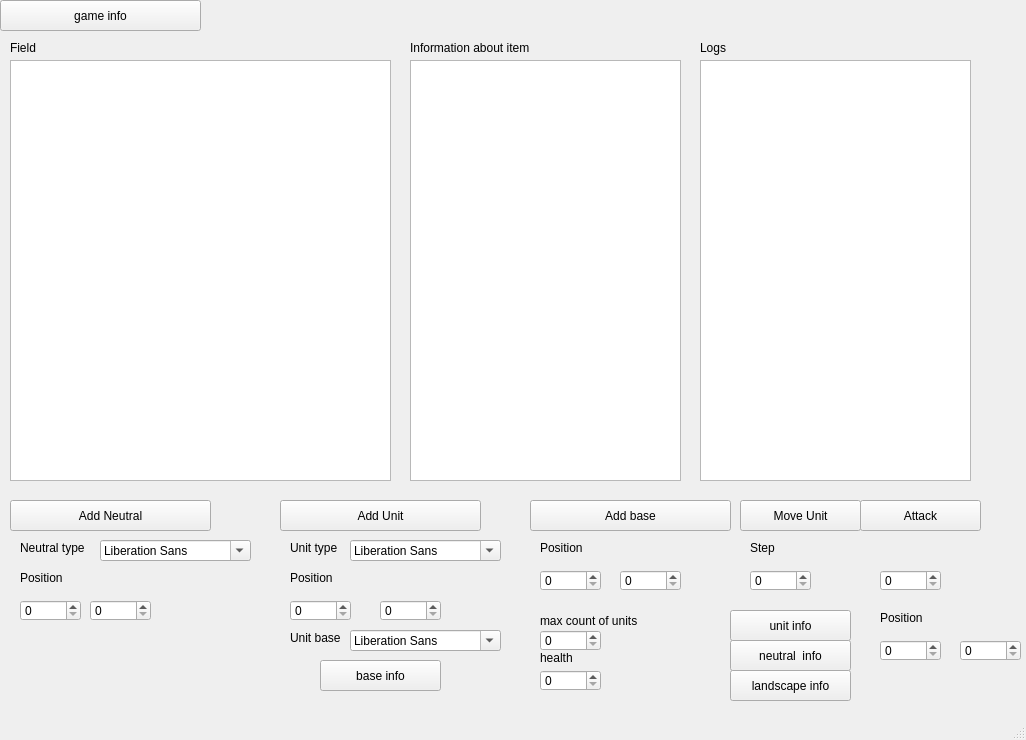
Before: the Qt Designer form 8381/Maria_Lisok/lr3/code/mainwindow.ui in moevm/oop, drawn with Qt 5.
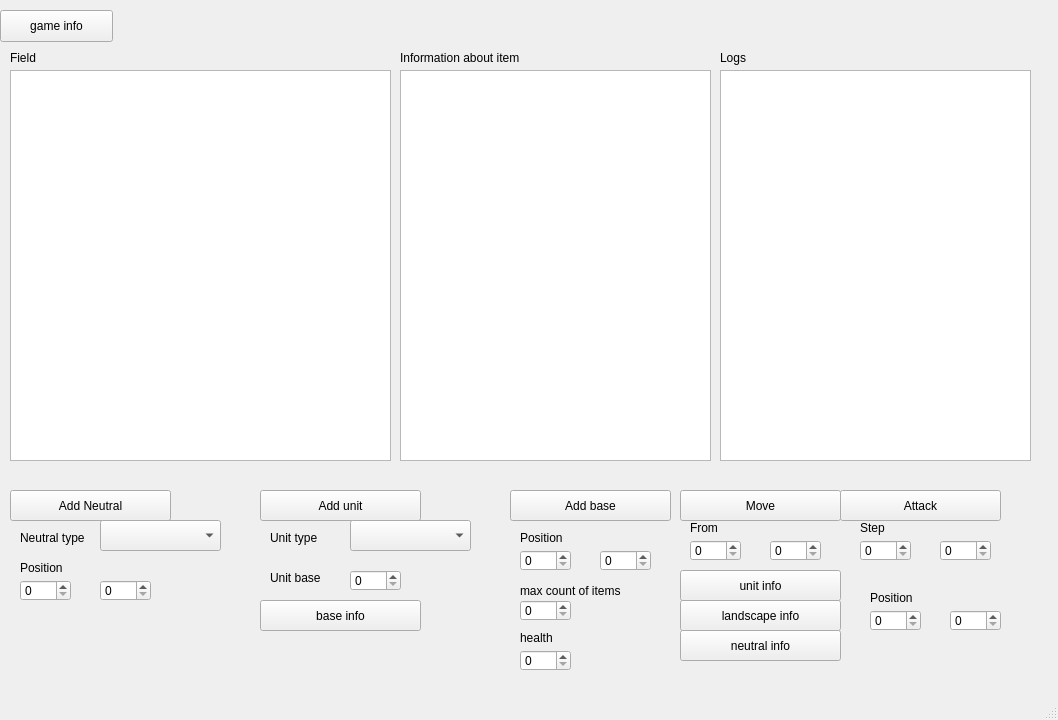
After: the same form once the commit is applied.

Diff of the .ui file:
```diff
--- a/8381/Maria_Lisok/lr3/code/mainwindow.ui
+++ b/8381/Maria_Lisok/lr3/code/mainwindow.ui
@@ -6,8 +6,8 @@
    <rect>
     <x>0</x>
     <y>0</y>
-    <width>1026</width>
-    <height>740</height>
+    <width>1058</width>
+    <height>720</height>
    </rect>
   </property>
   <property name="windowTitle">
@@ -18,38 +18,90 @@
     <property name="geometry">
      <rect>
       <x>10</x>
-      <y>60</y>
+      <y>70</y>
       <width>381</width>
-      <height>421</height>
+      <height>391</height>
      </rect>
     </property>
    </widget>
    <widget class="QTextEdit" name="infoWindow">
     <property name="geometry">
      <rect>
-      <x>410</x>
-      <y>60</y>
-      <width>271</width>
-      <height>421</height>
+      <x>400</x>
+      <y>70</y>
+      <width>311</width>
+      <height>391</height>
      </rect>
     </property>
    </widget>
-   <widget class="QTextEdit" name="logsWindow">
+   <widget class="QTextEdit" name="logWindow">
     <property name="geometry">
      <rect>
-      <x>700</x>
-      <y>60</y>
-      <width>271</width>
-      <height>421</height>
+      <x>720</x>
+      <y>70</y>
+      <width>311</width>
+      <height>391</height>
      </rect>
     </property>
    </widget>
+   <widget class="QLabel" name="labelField">
+    <property name="geometry">
+     <rect>
+      <x>10</x>
+      <y>50</y>
+      <width>59</width>
+      <height>16</height>
+     </rect>
+    </property>
+    <property name="text">
+     <string>Field</string>
+    </property>
+   </widget>
+   <widget class="QLabel" name="labelInfo">
+    <property name="geometry">
+     <rect>
+      <x>400</x>
+      <y>50</y>
+      <width>201</width>
+      <height>16</height>
+     </rect>
+    </property>
+    <property name="text">
+     <string>Information about item</string>
+    </property>
+   </widget>
+   <widget class="QLabel" name="labelLog">
+    <property name="geometry">
+     <rect>
+      <x>720</x>
+      <y>50</y>
+      <width>59</width>
+      <height>16</height>
+     </rect>
+    </property>
+    <property name="text">
+     <string>Logs</string>
+    </property>
+   </widget>
+   <widget class="QPushButton" name="gameInfoButton">
+    <property name="geometry">
+     <rect>
+      <x>0</x>
+      <y>10</y>
+      <width>113</width>
+      <height>32</height>
+     </rect>
+    </property>
+    <property name="text">
+     <string>game info</string>
+    </property>
+   </widget>
    <widget class="QPushButton" name="addNeutralButton">
     <property name="geometry">
      <rect>
       <x>10</x>
-      <y>500</y>
-      <width>201</width>
+      <y>490</y>
+      <width>161</width>
       <height>31</height>
      </rect>
     </property>
@@ -61,8 +113,8 @@
     <property name="geometry">
      <rect>
       <x>20</x>
-      <y>540</y>
-      <width>91</width>
+      <y>530</y>
+      <width>81</width>
       <height>16</height>
      </rect>
     </property>
@@ -70,31 +122,11 @@
      <string>Neutral type</string>
     </property>
    </widget>
-   <widget class="QFontComboBox" name="typesOfNeutral">
+   <widget class="QLabel" name="labelPosNeutral">
     <property name="geometry">
      <rect>
-      <x>100</x>
-      <y>540</y>
-      <width>151</width>
-      <height>21</height>
-     </rect>
-    </property>
-   </widget>
-   <widget class="QSpinBox" name="neutralPosX">
-    <property name="geometry">
-     <rect>
       <x>20</x>
-      <y>600</y>
-      <width>61</width>
-      <height>21</height>
-     </rect>
-    </property>
-   </widget>
-   <widget class="QLabel" name="labelNeutralPosition">
-    <property name="geometry">
-     <rect>
-      <x>20</x>
-      <y>570</y>
+      <y>560</y>
       <width>59</width>
       <height>16</height>
      </rect>
@@ -103,12 +135,22 @@
      <string>Position</string>
     </property>
    </widget>
-   <widget class="QSpinBox" name="neutralPosY">
+   <widget class="QSpinBox" name="posNeutralX">
     <property name="geometry">
      <rect>
-      <x>90</x>
-      <y>600</y>
-      <width>61</width>
+      <x>20</x>
+      <y>580</y>
+      <width>51</width>
+      <height>21</height>
+     </rect>
+    </property>
+   </widget>
+   <widget class="QSpinBox" name="posNeutralY">
+    <property name="geometry">
+     <rect>
+      <x>100</x>
+      <y>580</y>
+      <width>51</width>
       <height>21</height>
      </rect>
     </property>
@@ -116,22 +158,22 @@
    <widget class="QPushButton" name="addUnitButton">
     <property name="geometry">
      <rect>
-      <x>280</x>
-      <y>500</y>
-      <width>201</width>
+      <x>260</x>
+      <y>490</y>
+      <width>161</width>
       <height>31</height>
      </rect>
     </property>
     <property name="text">
-     <string>Add Unit</string>
+     <string>Add unit</string>
     </property>
    </widget>
    <widget class="QLabel" name="labelUnitType">
     <property name="geometry">
      <rect>
-      <x>290</x>
-      <y>540</y>
-      <width>91</width>
+      <x>270</x>
+      <y>530</y>
+      <width>81</width>
       <height>16</height>
      </rect>
     </property>
@@ -139,68 +181,12 @@
      <string>Unit type</string>
     </property>
    </widget>
-   <widget class="QFontComboBox" name="typesOfUnits">
+   <widget class="QSpinBox" name="posBaseY">
     <property name="geometry">
      <rect>
-      <x>350</x>
-      <y>540</y>
-      <width>151</width>
-      <height>21</height>
-     </rect>
-    </property>
-   </widget>
-   <widget class="QLabel" name="labelUnitPosition">
-    <property name="geometry">
-     <rect>
-      <x>290</x>
-      <y>570</y>
-      <width>59</width>
-      <height>16</height>
-     </rect>
-    </property>
-    <property name="text">
-     <string>Position</string>
-    </property>
-   </widget>
-   <widget class="QSpinBox" name="unitPosX">
-    <property name="geometry">
-     <rect>
-      <x>290</x>
-      <y>600</y>
-      <width>61</width>
-      <height>21</height>
-     </rect>
-    </property>
-   </widget>
-   <widget class="QSpinBox" name="unitPosY">
-    <property name="geometry">
-     <rect>
-      <x>380</x>
-      <y>600</y>
-      <width>61</width>
-      <height>21</height>
-     </rect>
-    </property>
-   </widget>
-   <widget class="QLabel" name="labelUnitBase">
-    <property name="geometry">
-     <rect>
-      <x>290</x>
-      <y>630</y>
-      <width>59</width>
-      <height>16</height>
-     </rect>
-    </property>
-    <property name="text">
-     <string>Unit base</string>
-    </property>
-   </widget>
-   <widget class="QFontComboBox" name="fontComboBox_3">
-    <property name="geometry">
-     <rect>
-      <x>350</x>
-      <y>630</y>
-      <width>151</width>
+      <x>600</x>
+      <y>550</y>
+      <width>51</width>
       <height>21</height>
      </rect>
     </property>
@@ -208,9 +194,9 @@
    <widget class="QPushButton" name="addBaseButton">
     <property name="geometry">
      <rect>
-      <x>530</x>
-      <y>500</y>
-      <width>201</width>
+      <x>510</x>
+      <y>490</y>
+      <width>161</width>
       <height>31</height>
      </rect>
     </property>
@@ -218,11 +204,21 @@
      <string>Add base</string>
     </property>
    </widget>
-   <widget class="QLabel" name="labelBasePosition">
+   <widget class="QSpinBox" name="posBaseX">
     <property name="geometry">
      <rect>
-      <x>540</x>
-      <y>540</y>
+      <x>520</x>
+      <y>550</y>
+      <width>51</width>
+      <height>21</height>
+     </rect>
+    </property>
+   </widget>
+   <widget class="QLabel" name="labelPosBase">
+    <property name="geometry">
+     <rect>
+      <x>520</x>
+      <y>530</y>
       <width>59</width>
       <height>16</height>
      </rect>
@@ -231,45 +227,25 @@
      <string>Position</string>
     </property>
    </widget>
-   <widget class="QSpinBox" name="basePosX">
+   <widget class="QPushButton" name="moveButton">
     <property name="geometry">
      <rect>
-      <x>540</x>
-      <y>570</y>
-      <width>61</width>
-      <height>21</height>
-     </rect>
-    </property>
-   </widget>
-   <widget class="QSpinBox" name="basePosY">
-    <property name="geometry">
-     <rect>
-      <x>620</x>
-      <y>570</y>
-      <width>61</width>
-      <height>21</height>
-     </rect>
-    </property>
-   </widget>
-   <widget class="QPushButton" name="moveUnitButton">
-    <property name="geometry">
-     <rect>
-      <x>740</x>
-      <y>500</y>
-      <width>121</width>
+      <x>680</x>
+      <y>490</y>
+      <width>161</width>
       <height>31</height>
      </rect>
     </property>
     <property name="text">
-     <string>Move Unit</string>
+     <string>Move</string>
     </property>
    </widget>
    <widget class="QPushButton" name="attackButton">
     <property name="geometry">
      <rect>
-      <x>860</x>
-      <y>500</y>
-      <width>121</width>
+      <x>840</x>
+      <y>490</y>
+      <width>161</width>
       <height>31</height>
      </rect>
     </property>
@@ -280,8 +256,8 @@
    <widget class="QLabel" name="labelStep">
     <property name="geometry">
      <rect>
-      <x>750</x>
-      <y>540</y>
+      <x>860</x>
+      <y>520</y>
       <width>59</width>
       <height>16</height>
      </rect>
@@ -290,22 +266,91 @@
      <string>Step</string>
     </property>
    </widget>
-   <widget class="QSpinBox" name="stepPosX">
+   <widget class="QSpinBox" name="stepX">
     <property name="geometry">
      <rect>
-      <x>750</x>
-      <y>570</y>
-      <width>61</width>
+      <x>860</x>
+      <y>540</y>
+      <width>51</width>
       <height>21</height>
      </rect>
     </property>
    </widget>
-   <widget class="QSpinBox" name="stepPosY">
+   <widget class="QSpinBox" name="stepY">
     <property name="geometry">
      <rect>
-      <x>880</x>
+      <x>940</x>
+      <y>540</y>
+      <width>51</width>
+      <height>21</height>
+     </rect>
+    </property>
+   </widget>
+   <widget class="QLabel" name="labelMaxCountOfItems">
+    <property name="geometry">
+     <rect>
+      <x>520</x>
+      <y>580</y>
+      <width>131</width>
+      <height>21</height>
+     </rect>
+    </property>
+    <property name="text">
+     <string>max count of items</string>
+    </property>
+   </widget>
+   <widget class="QSpinBox" name="maxCountOfItems">
+    <property name="geometry">
+     <rect>
+      <x>520</x>
+      <y>600</y>
+      <width>51</width>
+      <height>21</height>
+     </rect>
+    </property>
+   </widget>
+   <widget class="QLabel" name="labelHealth">
+    <property name="geometry">
+     <rect>
+      <x>520</x>
+      <y>630</y>
+      <width>59</width>
+      <height>16</height>
+     </rect>
+    </property>
+    <property name="text">
+     <string>health</string>
+    </property>
+   </widget>
+   <widget class="QSpinBox" name="health">
+    <property name="geometry">
+     <rect>
+      <x>520</x>
+      <y>650</y>
+      <width>51</width>
+      <height>21</height>
+     </rect>
+    </property>
+   </widget>
+   <widget class="QLabel" name="labelUnitBase">
+    <property name="geometry">
+     <rect>
+      <x>270</x>
       <y>570</y>
-      <width>61</width>
+      <width>59</width>
+      <height>16</height>
+     </rect>
+    </property>
+    <property name="text">
+     <string>Unit base</string>
+    </property>
+   </widget>
+   <widget class="QSpinBox" name="baseNum">
+    <property name="geometry">
+     <rect>
+      <x>350</x>
+      <y>570</y>
+      <width>51</width>
       <height>21</height>
      </rect>
     </property>
@@ -313,9 +358,9 @@
    <widget class="QPushButton" name="unitInfoButton">
     <property name="geometry">
      <rect>
-      <x>730</x>
-      <y>610</y>
-      <width>121</width>
+      <x>680</x>
+      <y>570</y>
+      <width>161</width>
       <height>31</height>
      </rect>
     </property>
@@ -323,25 +368,12 @@
      <string>unit info</string>
     </property>
    </widget>
-   <widget class="QPushButton" name="neutralInfoButton">
+   <widget class="QPushButton" name="landInfoButton">
     <property name="geometry">
      <rect>
-      <x>730</x>
-      <y>640</y>
-      <width>121</width>
-      <height>31</height>
-     </rect>
-    </property>
-    <property name="text">
-     <string>neutral  info</string>
-    </property>
-   </widget>
-   <widget class="QPushButton" name="landscapeInfoButton">
-    <property name="geometry">
-     <rect>
-      <x>730</x>
-      <y>670</y>
-      <width>121</width>
+      <x>680</x>
+      <y>600</y>
+      <width>161</width>
       <height>31</height>
      </rect>
     </property>
@@ -349,12 +381,25 @@
      <string>landscape info</string>
     </property>
    </widget>
+   <widget class="QPushButton" name="neutralInfoButton">
+    <property name="geometry">
+     <rect>
+      <x>680</x>
+      <y>630</y>
+      <width>161</width>
+      <height>31</height>
+     </rect>
+    </property>
+    <property name="text">
+     <string>neutral info</string>
+    </property>
+   </widget>
    <widget class="QPushButton" name="baseInfoButton">
     <property name="geometry">
      <rect>
-      <x>320</x>
-      <y>660</y>
-      <width>121</width>
+      <x>260</x>
+      <y>600</y>
+      <width>161</width>
       <height>31</height>
      </rect>
     </property>
@@ -362,11 +407,11 @@
      <string>base info</string>
     </property>
    </widget>
-   <widget class="QLabel" name="labelPositionInfoItem">
+   <widget class="QLabel" name="labelPosForInfo">
     <property name="geometry">
      <rect>
-      <x>880</x>
-      <y>610</y>
+      <x>870</x>
+      <y>590</y>
       <width>59</width>
       <height>16</height>
      </rect>
@@ -375,122 +420,77 @@
      <string>Position</string>
     </property>
    </widget>
-   <widget class="QSpinBox" name="infoItemPosX">
+   <widget class="QSpinBox" name="posForInfoX">
     <property name="geometry">
      <rect>
-      <x>880</x>
-      <y>640</y>
-      <width>61</width>
+      <x>870</x>
+      <y>610</y>
+      <width>51</width>
       <height>21</height>
      </rect>
     </property>
    </widget>
-   <widget class="QSpinBox" name="infoItemPosY">
+   <widget class="QSpinBox" name="posForInfoY">
     <property name="geometry">
      <rect>
-      <x>960</x>
-      <y>640</y>
-      <width>61</width>
+      <x>950</x>
+      <y>610</y>
+      <width>51</width>
       <height>21</height>
      </rect>
     </property>
    </widget>
-   <widget class="QPushButton" name="gameInfoButton">
+   <widget class="QComboBox" name="typesOfNeutrals">
     <property name="geometry">
      <rect>
-      <x>0</x>
-      <y>0</y>
-      <width>201</width>
+      <x>100</x>
+      <y>520</y>
+      <width>121</width>
       <height>31</height>
      </rect>
     </property>
-    <property name="text">
-     <string>game info</string>
-    </property>
    </widget>
-   <widget class="QLabel" name="labelField">
+   <widget class="QComboBox" name="typesOfUnits">
     <property name="geometry">
      <rect>
-      <x>10</x>
-      <y>40</y>
-      <width>59</width>
-      <height>16</height>
+      <x>350</x>
+      <y>520</y>
+      <width>121</width>
+      <height>31</height>
      </rect>
     </property>
-    <property name="text">
-     <string>Field</string>
-    </property>
    </widget>
-   <widget class="QLabel" name="labelInfo">
+   <widget class="QSpinBox" name="fromX">
     <property name="geometry">
      <rect>
-      <x>410</x>
-      <y>40</y>
-      <width>161</width>
-      <height>16</height>
+      <x>690</x>
+      <y>540</y>
+      <width>51</width>
+      <height>21</height>
      </rect>
     </property>
-    <property name="text">
-     <string>Information about item</string>
-    </property>
    </widget>
-   <widget class="QLabel" name="labelLogs">
+   <widget class="QSpinBox" name="fromY">
     <property name="geometry">
      <rect>
-      <x>700</x>
-      <y>40</y>
-      <width>59</width>
-      <height>16</height>
-     </rect>
-    </property>
-    <property name="text">
-     <string>Logs</string>
-    </property>
-   </widget>
-   <widget class="QLabel" name="label">
-    <property name="geometry">
-     <rect>
-      <x>540</x>
-      <y>610</y>
-      <width>131</width>
+      <x>770</x>
+      <y>540</y>
+      <width>51</width>
       <height>21</height>
      </rect>
     </property>
-    <property name="text">
-     <string>max count of units</string>
-    </property>
    </widget>
-   <widget class="QLabel" name="label_2">
+   <widget class="QLabel" name="labelFrom">
     <property name="geometry">
      <rect>
-      <x>540</x>
-      <y>650</y>
+      <x>690</x>
+      <y>520</y>
       <width>59</width>
       <height>16</height>
      </rect>
     </property>
     <property name="text">
-     <string>health</string>
-    </property>
-   </widget>
-   <widget class="QSpinBox" name="basePosX_2">
-    <property name="geometry">
-     <rect>
-      <x>540</x>
-      <y>630</y>
-      <width>61</width>
-      <height>21</height>
-     </rect>
-    </property>
-   </widget>
-   <widget class="QSpinBox" name="basePosX_3">
-    <property name="geometry">
-     <rect>
-      <x>540</x>
-      <y>670</y>
-      <width>61</width>
-      <height>21</height>
-     </rect>
+     <string>From</string>
     </property>
    </widget>
   </widget>
```
